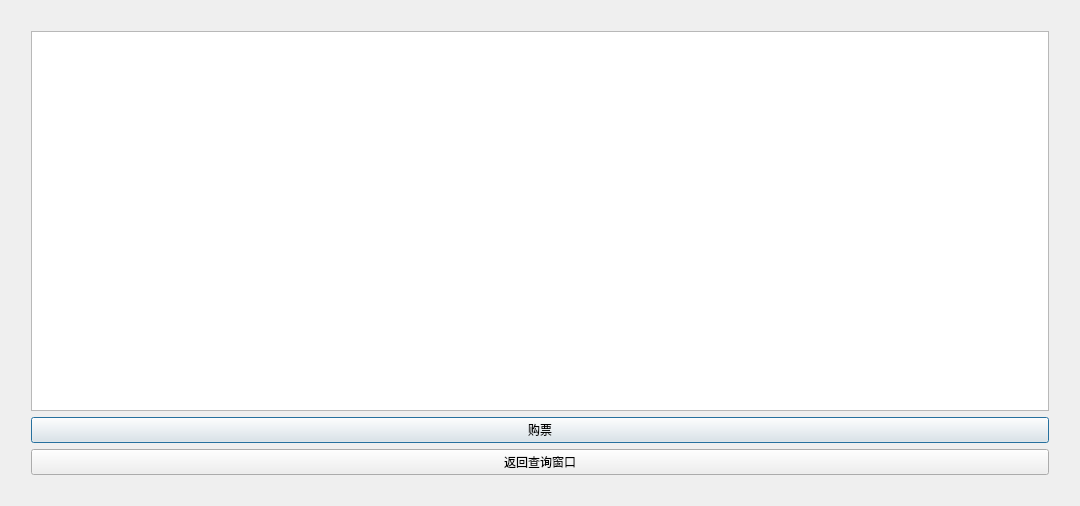
Qt form Client/UI/TrainUI/searchticket.ui (TimerChen/TrainTickets) before a commit.
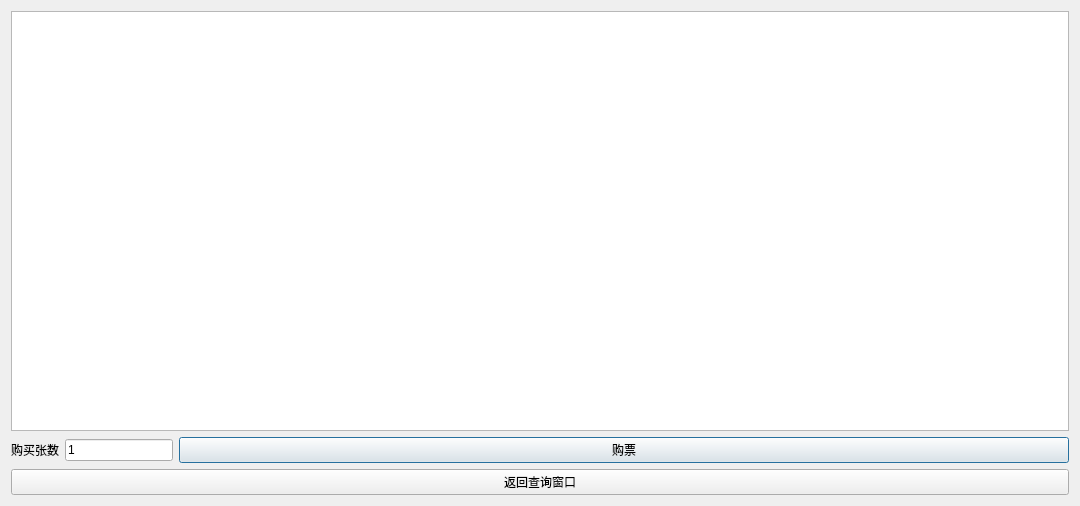
The same form after that commit. Icons and pictures are not drawn.

Patch:
```diff
--- a/Client/UI/TrainUI/searchticket.ui
+++ b/Client/UI/TrainUI/searchticket.ui
@@ -19,33 +19,54 @@
   </property>
   <layout class="QVBoxLayout" name="verticalLayout_3">
    <item>
-    <layout class="QVBoxLayout" name="verticalLayout_2" stretch="0,0">
-     <property name="spacing">
-      <number>6</number>
-     </property>
-     <property name="leftMargin">
-      <number>20</number>
-     </property>
-     <property name="topMargin">
-      <number>20</number>
-     </property>
-     <property name="rightMargin">
-      <number>20</number>
-     </property>
-     <property name="bottomMargin">
-      <number>20</number>
-     </property>
+    <layout class="QVBoxLayout" name="verticalLayout_2">
      <item>
       <widget class="QTableView" name="ticketsTableView"/>
      </item>
      <item>
       <layout class="QVBoxLayout" name="verticalLayout">
        <item>
-        <widget class="QPushButton" name="buyTicketBtn">
-         <property name="text">
-          <string>购票</string>
-         </property>
-        </widget>
+        <layout class="QHBoxLayout" name="horizontalLayout">
+         <item>
+          <widget class="QLabel" name="label">
+           <property name="sizePolicy">
+            <sizepolicy hsizetype="Preferred" vsizetype="Preferred">
+             <horstretch>0</horstretch>
+             <verstretch>0</verstretch>
+            </sizepolicy>
+           </property>
+           <property name="text">
+            <string>购买张数</string>
+           </property>
+          </widget>
+         </item>
+         <item>
+          <widget class="QLineEdit" name="ticketNumLineEdit">
+           <property name="sizePolicy">
+            <sizepolicy hsizetype="Preferred" vsizetype="Fixed">
+             <horstretch>0</horstretch>
+             <verstretch>0</verstretch>
+            </sizepolicy>
+           </property>
+           <property name="text">
+            <string>1</string>
+           </property>
+          </widget>
+         </item>
+         <item>
+          <widget class="QPushButton" name="buyTicketBtn">
+           <property name="sizePolicy">
+            <sizepolicy hsizetype="Expanding" vsizetype="Fixed">
+             <horstretch>0</horstretch>
+             <verstretch>0</verstretch>
+            </sizepolicy>
+           </property>
+           <property name="text">
+            <string>购票</string>
+           </property>
+          </widget>
+         </item>
+        </layout>
        </item>
        <item>
         <widget class="QPushButton" name="exitBtn">
```
